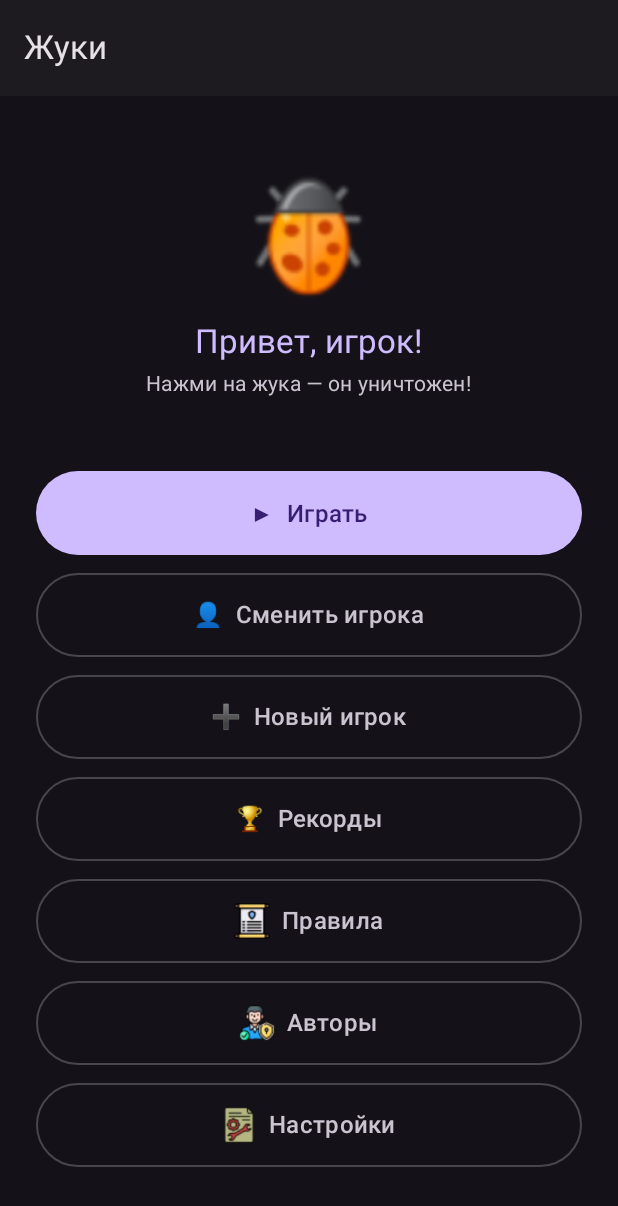
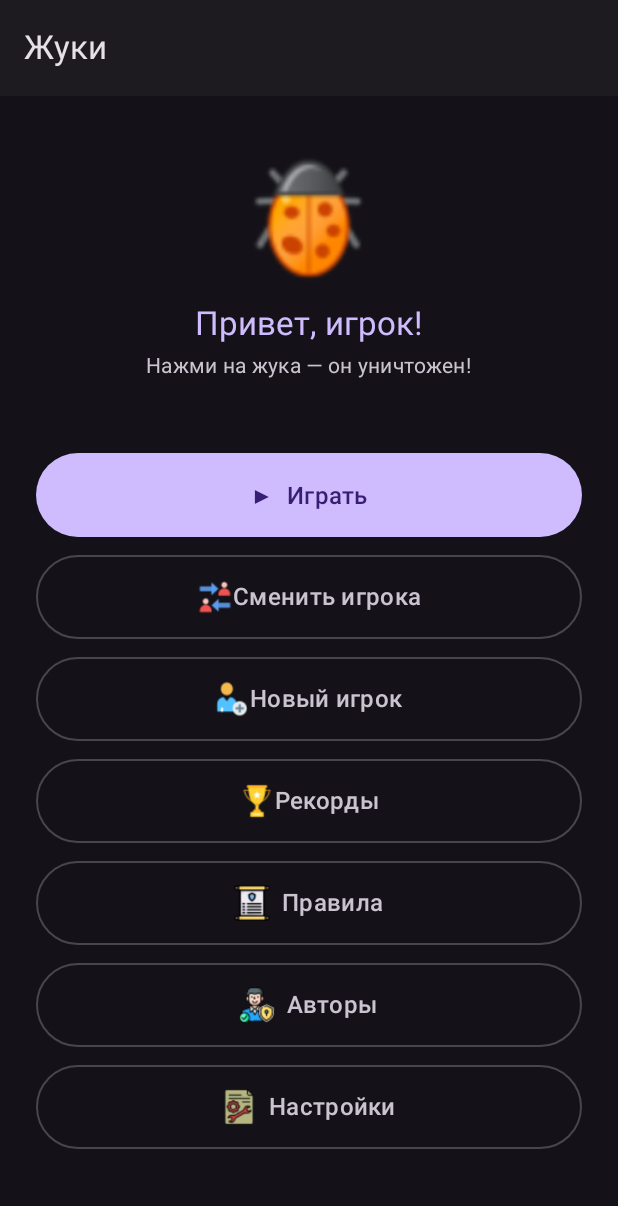
Before and after one commit to GhostManSSR/Vyz_study, an Android app built with Jetpack Compose: the MenuScreen screen opened through its navigation route, on a phone screen of 412 x 824 dp. Shown: the top 1206 px of the screen. Run offline under Robolectric (Android 15) with nearby library versions, the light colour scheme and no system bars.

Commit message:
update libs

```diff
--- a/app/build.gradle.kts
+++ b/app/build.gradle.kts
@@ -47,6 +47,7 @@ dependencies {
     implementation(libs.androidx.compose.ui)
     implementation(libs.androidx.compose.ui.graphics)
     implementation(libs.androidx.compose.ui.tooling.preview)
+    implementation(libs.androidx.compose.ui.unit)
     implementation(libs.androidx.core.ktx)
     implementation(libs.androidx.lifecycle.runtime.ktx)
 
--- a/app/src/main/java/BugBug/androidApp/ui/menu/MenuScreen.kt
+++ b/app/src/main/java/BugBug/androidApp/ui/menu/MenuScreen.kt
@@ -1,6 +1,8 @@
 package BugBug.androidApp.ui.menu
 
 import androidx.compose.foundation.layout.*
+import androidx.compose.foundation.rememberScrollState
+import androidx.compose.foundation.verticalScroll
 import androidx.compose.material3.*
 import androidx.compose.runtime.Composable
 import androidx.compose.ui.Alignment
@@ -29,7 +31,8 @@ fun MenuScreen(
             modifier = Modifier
                 .padding(padding)
                 .padding(24.dp)
-                .fillMaxSize(),
+                .fillMaxSize()
+                .verticalScroll(rememberScrollState()),
             verticalArrangement = Arrangement.Center,
             horizontalAlignment = Alignment.CenterHorizontally
         ) {
@@ -64,21 +67,36 @@ fun MenuScreen(
                 onClick = onChangePlayer,
                 modifier = Modifier.fillMaxWidth().height(56.dp)
             ) {
-                Text("👤  Сменить игрока", style = MaterialTheme.typography.titleMedium)
+                Image(
+                    painter = painterResource(R.drawable.swap),
+                    contentDescription = null,
+                    modifier = Modifier.size(24.dp)
+                )
+                Text("Сменить игрока", style = MaterialTheme.typography.titleMedium)
             }
             Spacer(Modifier.height(12.dp))
             OutlinedButton(
                 onClick = onNewPlayer,
                 modifier = Modifier.fillMaxWidth().height(56.dp)
             ) {
-                Text("➕  Новый игрок", style = MaterialTheme.typography.titleMedium)
+                Image(
+                    painter = painterResource(R.drawable.add),
+                    contentDescription = null,
+                    modifier = Modifier.size(24.dp)
+                )
+                Text("Новый игрок", style = MaterialTheme.typography.titleMedium)
             }
             Spacer(Modifier.height(12.dp))
             OutlinedButton(
                 onClick = onRecords,
                 modifier = Modifier.fillMaxWidth().height(56.dp)
             ) {
-                Text("🏆  Рекорды", style = MaterialTheme.typography.titleMedium)
+                Image(
+                    painter = painterResource(R.drawable.achivement),
+                    contentDescription = null,
+                    modifier = Modifier.size(24.dp)
+                )
+                Text("Рекорды", style = MaterialTheme.typography.titleMedium)
             }
             Spacer(Modifier.height(12.dp))
             OutlinedButton(
@@ -131,6 +149,7 @@ fun MenuScreen(
                     Text("Настройки", style = MaterialTheme.typography.titleMedium)
                 }
             }
+            Spacer(Modifier.height(24.dp))
         }
     }
 }
--- a/gradle/libs.versions.toml
+++ b/gradle/libs.versions.toml
@@ -9,6 +9,7 @@ activityCompose = "1.8.0"
 kotlin = "2.0.20"
 composeBom = "2024.09.02"
 coreKtxVersion = "1.19.1"
+uiUnit = "1.7"
 
 [libraries]
 androidx-core-ktx = { group = "androidx.core", name = "core-ktx", version.ref = "coreKtx" }
@@ -26,6 +27,7 @@ androidx-compose-ui-test-manifest = { group = "androidx.compose.ui", name = "ui-
 androidx-compose-ui-test-junit4 = { group = "androidx.compose.ui", name = "ui-test-junit4" }
 androidx-compose-material3 = { group = "androidx.compose.material3", name = "material3" }
 core-ktx = { group = "androidx.core", name = "core-ktx", version.ref = "coreKtxVersion" }
+androidx-compose-ui-unit = { group = "androidx.compose.ui", name = "ui-unit", version.ref = "uiUnit" }
 
 [plugins]
 android-application = { id = "com.android.application", version.ref = "agp" }
```
